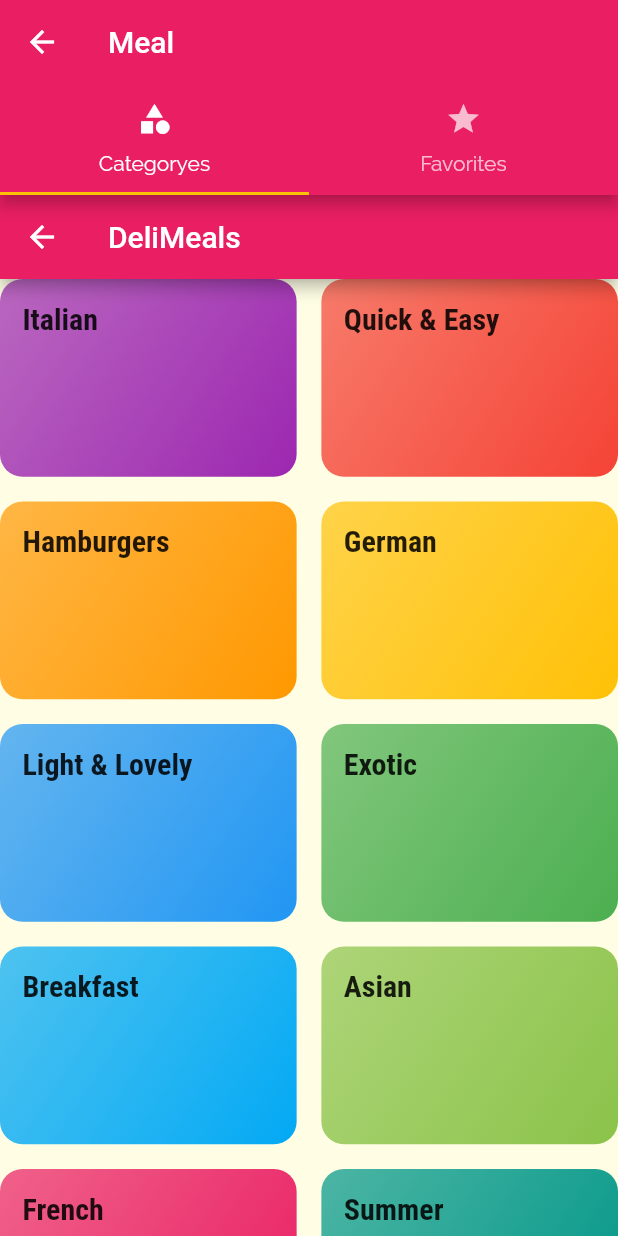
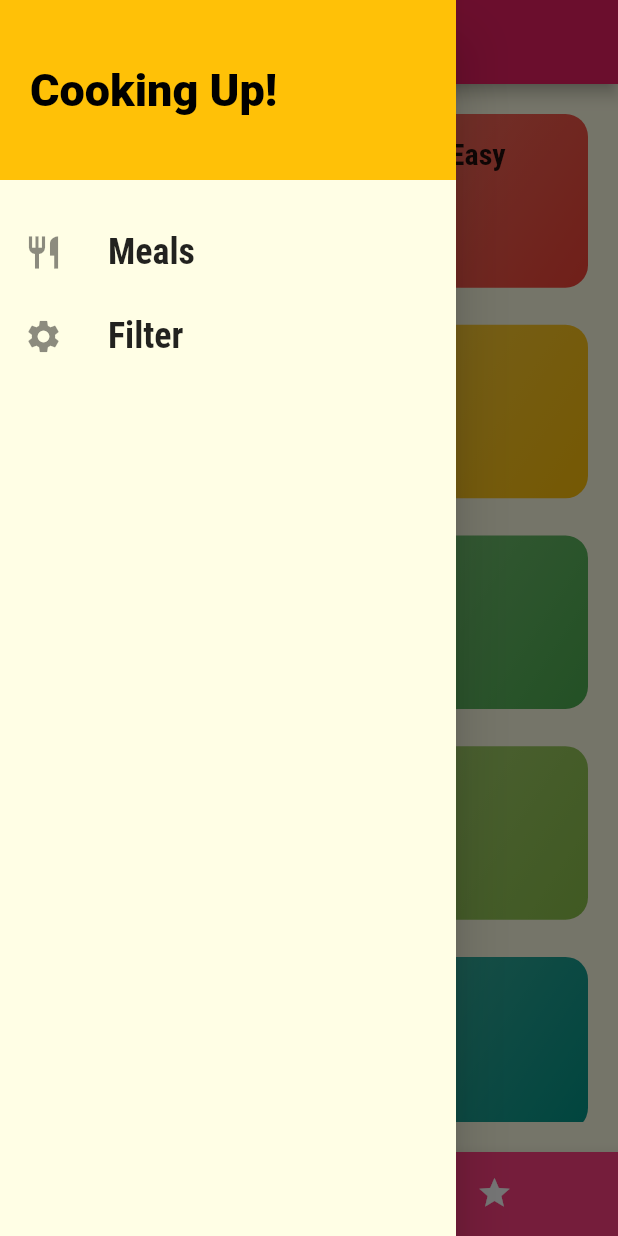
Before and after one commit to Nhh124/Flutter-Food-App, a Flutter app: the TabsScreen screen opened directly, with the side drawer open (before the commit the screen has no drawer), on a phone screen of 412 x 824 dp. Run offline on Flutter 3.47's test engine with Material 2 defaults, Android fonts, the phone set to English and light mode, and no system bars.

Commit message:
WIP | Create filters screen, favorite screen

```diff
--- a/food_app/lib/main.dart
+++ b/food_app/lib/main.dart
@@ -1,6 +1,7 @@
 import 'package:flutter/material.dart';
-import 'package:food_app/screens/meal_detail_screen.dart';
-import './screens/categories_screen.dart';
+import 'package:food_app/screens/filters_screen.dart';
+import './screens/meal_detail_screen.dart';
+import './screens/tabs_screen.dart';
 import './screens/category_meals_screen.dart';
 
 void main() {
@@ -18,15 +19,18 @@ class MyApp extends StatelessWidget {
       theme: ThemeData(
           colorScheme: ColorScheme.fromSwatch(primarySwatch: Colors.pink)
               .copyWith(secondary: Colors.amber),
+          primaryColor: Colors.black,
           canvasColor: const Color.fromRGBO(255, 254, 229, 1),
           fontFamily: 'Raleway',
           textTheme: Theme.of(context).textTheme),
+
       //home: const CategoryScreen(),
       initialRoute: '/',
       routes: {
-        '/': (ctx) => const CategoryScreen(),
+        '/': (ctx) => const TabsScreen(),
         CategoriesMealScreen.routeName: (ctx) => CategoriesMealScreen(),
-        MealDetailScreen.routeName: (ctx) => MealDetailScreen()
+        MealDetailScreen.routeName: (ctx) => MealDetailScreen(),
+        FiltersScreen.routeName: (ctx) => FiltersScreen(),
       },
     );
   }
--- a/food_app/lib/screens/categories_screen.dart
+++ b/food_app/lib/screens/categories_screen.dart
@@ -13,16 +13,14 @@ class CategoryScreen extends StatelessWidget {
   @override
   Widget build(BuildContext context) {
     Size size = MediaQuery.of(context).size;
-    return Scaffold(
-      appBar: AppBar(
-        title: Text("DeliMeals"),
-      ),
-      body: GridView(
+    return Padding(
+      padding: const EdgeInsets.symmetric(vertical: 20, horizontal: 20),
+      child: GridView(
         gridDelegate: SliverGridDelegateWithMaxCrossAxisExtent(
             maxCrossAxisExtent: size.height * 0.4,
             childAspectRatio: 3 / 2,
-            crossAxisSpacing: size.height * .02,
-            mainAxisSpacing: size.height * .02),
+            crossAxisSpacing: size.height * .03,
+            mainAxisSpacing: size.height * .03),
         children: DUMMY_CATEGORIES
             .map((data) => CategoryItem(
                   id: data.id,
--- /dev/null
+++ b/food_app/lib/screens/favorites_screen.dart
@@ -0,0 +1,14 @@
+import 'package:flutter/material.dart';
+import 'package:flutter/src/widgets/container.dart';
+import 'package:flutter/src/widgets/framework.dart';
+
+class FavoritesScreen extends StatelessWidget {
+  const FavoritesScreen({super.key});
+
+  @override
+  Widget build(BuildContext context) {
+    return Scaffold(
+      body: Center(child: Text("This favorites meal")),
+    );
+  }
+}
--- /dev/null
+++ b/food_app/lib/screens/filters_screen.dart
@@ -0,0 +1,16 @@
+import 'package:flutter/material.dart';
+import 'package:flutter/src/widgets/container.dart';
+import 'package:flutter/src/widgets/framework.dart';
+
+class FiltersScreen extends StatelessWidget {
+  const FiltersScreen({super.key});
+
+  static const routeName = '/filter';
+
+  @override
+  Widget build(BuildContext context) {
+    return Scaffold(
+      body: Center(child: Text('Filter Screen!')),
+    );
+  }
+}
--- a/food_app/lib/screens/tabs_screen.dart
+++ b/food_app/lib/screens/tabs_screen.dart
@@ -1,7 +1,9 @@
+// ignore_for_file: prefer_const_literals_to_create_immutables
+
 import 'package:flutter/material.dart';
-import 'package:flutter/src/widgets/container.dart';
-import 'package:flutter/src/widgets/framework.dart';
-import 'package:food_app/screens/categories_screen.dart';
+import '../widgets/main_drawer.dart';
+import './categories_screen.dart';
+import './favorites_screen.dart';
 
 class TabsScreen extends StatefulWidget {
   const TabsScreen({super.key});
@@ -11,26 +13,78 @@ class TabsScreen extends StatefulWidget {
 }
 
 class _TabsScreenState extends State<TabsScreen> {
+  final List<Map<String, Object>> _screens = [
+    {
+      'screen': const CategoryScreen(),
+      'title': 'Categories',
+    },
+    {
+      'screen': const FavoritesScreen(),
+      'title': 'Your Favorite',
+    },
+  ];
+  int _selectedScreenIndex = 0;
+
+  _selectScreen(int index) {
+    setState(() {
+      _selectedScreenIndex = index;
+    });
+  }
+
   @override
   Widget build(BuildContext context) {
     return DefaultTabController(
       length: 2,
       child: Scaffold(
         appBar: AppBar(
-          title: Text('Meal'),
-          bottom: TabBar(tabs: [
-            Tab(
-              icon: Icon(Icons.category),
-              text: 'Categoryes',
-            ),
-            Tab(
-              icon: Icon(Icons.star),
-              text: 'Favorites',
-            )
-          ]),
+          title: Text(_screens[_selectedScreenIndex]['title'].toString()),
         ),
-        body: TabBarView(children: [CategoryScreen()]),
+        drawer: MainDrawer(),
+        body: _screens[_selectedScreenIndex]['screen'] as Widget,
+        bottomNavigationBar: BottomNavigationBar(
+          onTap: _selectScreen,
+          backgroundColor: Theme.of(context).colorScheme.background,
+          unselectedItemColor: Colors.white,
+          selectedItemColor: Theme.of(context).colorScheme.secondary,
+          currentIndex: _selectedScreenIndex,
+          type: BottomNavigationBarType.shifting,
+          items: [
+            const BottomNavigationBarItem(
+                backgroundColor: Colors.pinkAccent,
+                icon: Icon(Icons.category),
+                label: "Categories"),
+            const BottomNavigationBarItem(
+                icon: Icon(Icons.star), label: "Favorites"),
+          ],
+        ),
       ),
     );
   }
 }
+//Appbar Tab
+// class _TabsScreenState extends State<TabsScreen> {
+//   @override
+//   Widget build(BuildContext context) {
+//     return DefaultTabController(
+//       length: 2,
+//       child: Scaffold(
+//         appBar: AppBar(
+//           title: Text('Meal'),
+//           bottom: TabBar(tabs: [
+//             Tab(
+//               icon: Icon(Icons.category),
+//               text: 'Categoryes',
+//             ),
+//             Tab(
+//               icon: Icon(Icons.star),
+//               text: 'Favorites',
+//             )
+//           ]),
+//         ),
+//         body: TabBarView(
+//           children: [CategoryScreen(), FavoritesScreen()],
+//         ),
+//       ),
+//     );
+//   }
+// }
--- /dev/null
+++ b/food_app/lib/widgets/main_drawer.dart
@@ -0,0 +1,66 @@
+import 'package:flutter/material.dart';
+import 'package:flutter/src/widgets/container.dart';
+import 'package:flutter/src/widgets/framework.dart';
+import 'package:food_app/screens/tabs_screen.dart';
+import '../screens/filters_screen.dart';
+
+class MainDrawer extends StatelessWidget {
+  const MainDrawer({super.key});
+
+  @override
+  Widget build(BuildContext context) {
+    Widget buildListTile(
+      String title,
+      IconData icon,
+      Function tapHandle,
+    ) {
+      return ListTile(
+        leading: Icon(
+          icon,
+          size: 26,
+        ),
+        title: Text(
+          title,
+          style: TextStyle(
+            fontFamily: 'RobotoCondensed',
+            fontSize: 24,
+            fontWeight: FontWeight.bold,
+          ),
+        ),
+        onTap: () => tapHandle(),
+      );
+    }
+
+    return Drawer(
+      child: Column(children: [
+        Container(
+          height: 120,
+          width: double.infinity,
+          padding: const EdgeInsets.all(20),
+          alignment: Alignment.centerLeft,
+          color: Theme.of(context).colorScheme.secondary,
+          child: Text(
+            "Cooking Up!",
+            style: TextStyle(
+                fontWeight: FontWeight.w900,
+                fontSize: 30,
+                color: Theme.of(context).primaryColor),
+          ),
+        ),
+        const SizedBox(
+          height: 20,
+        ),
+        buildListTile('Meals', Icons.restaurant, () {
+          Navigator.push(
+              context, MaterialPageRoute(builder: ((context) => TabsScreen())));
+        }),
+        buildListTile('Filter', Icons.settings, () {
+          Navigator.pushNamed(
+            context,
+            FiltersScreen.routeName,
+          );
+        }),
+      ]),
+    );
+  }
+}
```
